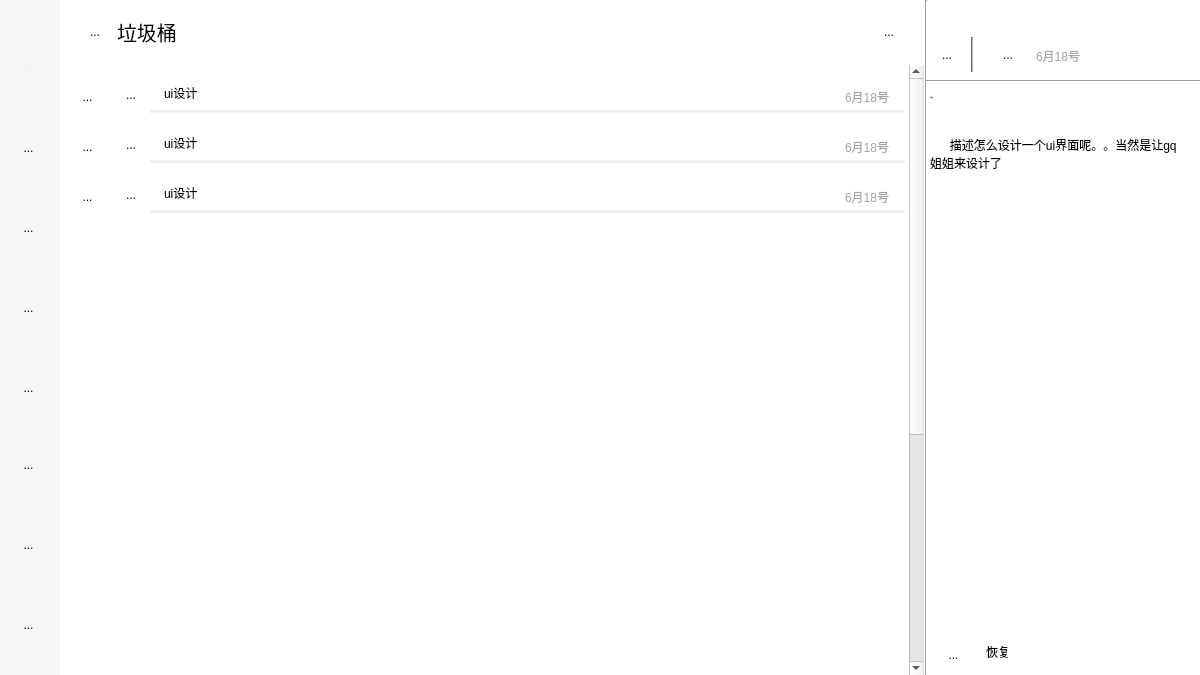
The window that DailyManagement/dustbinPage.ui (YuJieROOT/DailyManagement) describes before a commit, drawn with Qt 5.
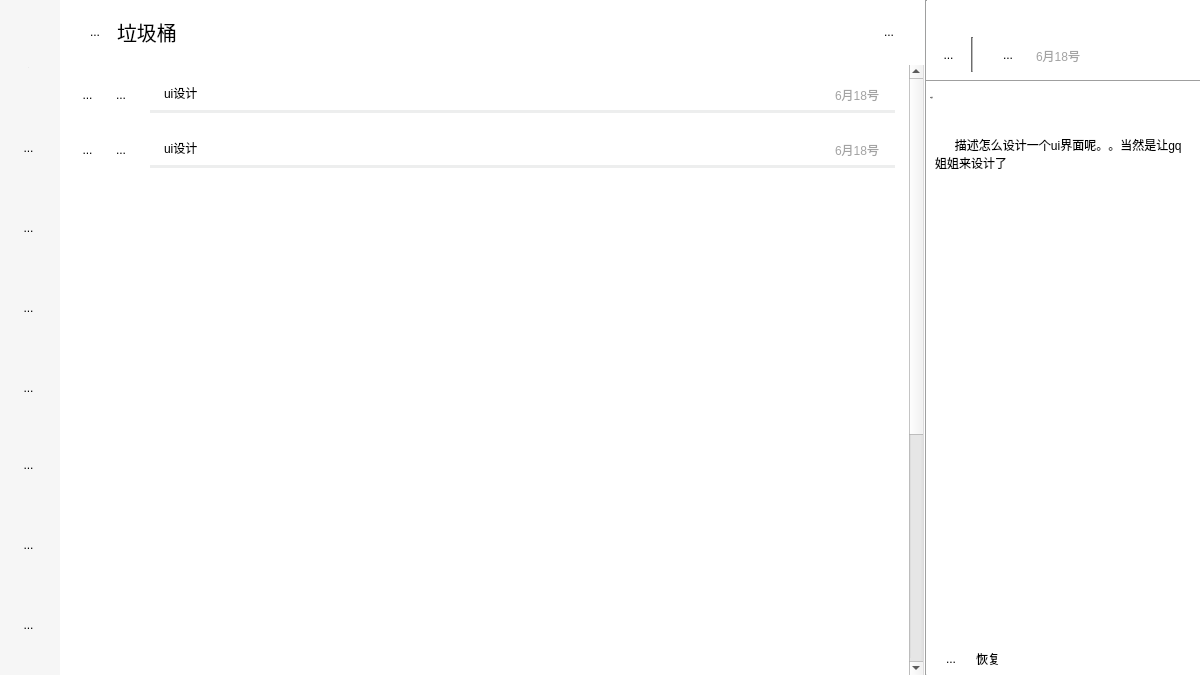
The same window after the commit. Icons and pictures are not drawn.

Diff of the .ui file:
```diff
--- a/DailyManagement/dustbinPage.ui
+++ b/DailyManagement/dustbinPage.ui
@@ -221,7 +221,7 @@
         <property name="geometry">
          <rect>
           <x>10</x>
-          <y>17</y>
+          <y>15</y>
           <width>15</width>
           <height>20</height>
          </rect>
@@ -247,9 +247,9 @@
         <property name="geometry">
          <rect>
           <x>40</x>
-          <y>4</y>
-          <width>42</width>
-          <height>42</height>
+          <y>14</y>
+          <width>22</width>
+          <height>22</height>
          </rect>
         </property>
         <property name="styleSheet">
@@ -297,7 +297,7 @@
          <rect>
           <x>80</x>
           <y>40</y>
-          <width>755</width>
+          <width>745</width>
           <height>3</height>
          </rect>
         </property>
@@ -312,9 +312,9 @@
        <widget class="QLabel" name="dustbin_bar_date">
         <property name="geometry">
          <rect>
-          <x>775</x>
-          <y>17</y>
-          <width>50</width>
+          <x>765</x>
+          <y>15</y>
+          <width>70</width>
           <height>20</height>
          </rect>
         </property>
@@ -332,7 +332,7 @@
        <property name="geometry">
         <rect>
          <x>10</x>
-         <y>55</y>
+         <y>60</y>
          <width>835</width>
          <height>50</height>
         </rect>
@@ -344,7 +344,7 @@
         <property name="geometry">
          <rect>
           <x>10</x>
-          <y>17</y>
+          <y>15</y>
           <width>15</width>
           <height>20</height>
          </rect>
@@ -370,9 +370,9 @@
         <property name="geometry">
          <rect>
           <x>40</x>
-          <y>4</y>
-          <width>42</width>
-          <height>42</height>
+          <y>14</y>
+          <width>22</width>
+          <height>22</height>
          </rect>
         </property>
         <property name="styleSheet">
@@ -420,7 +420,7 @@
          <rect>
           <x>80</x>
           <y>40</y>
-          <width>755</width>
+          <width>745</width>
           <height>3</height>
          </rect>
         </property>
@@ -435,132 +435,9 @@
        <widget class="QLabel" name="dustbin_bar_date_2">
         <property name="geometry">
          <rect>
-          <x>775</x>
-          <y>17</y>
-          <width>50</width>
-          <height>20</height>
-         </rect>
-        </property>
-        <property name="styleSheet">
-         <string notr="true">color: rgb(163, 163, 163);
-background-color: rgba(255, 255, 255, 0);
-font: 10pt &quot;Microsoft YaHei&quot;;</string>
-        </property>
-        <property name="text">
-         <string>6月18号</string>
-        </property>
-       </widget>
-      </widget>
-      <widget class="QWidget" name="dustbin_bar_3" native="true">
-       <property name="geometry">
-        <rect>
-         <x>10</x>
-         <y>105</y>
-         <width>835</width>
-         <height>50</height>
-        </rect>
-       </property>
-       <property name="styleSheet">
-        <string notr="true">border-radius:10px</string>
-       </property>
-       <widget class="QToolButton" name="dustbin_bar_pushbutton_3">
-        <property name="geometry">
-         <rect>
-          <x>10</x>
-          <y>17</y>
-          <width>15</width>
-          <height>20</height>
-         </rect>
-        </property>
-        <property name="styleSheet">
-         <string notr="true">background-color: rgba(255, 255, 255, 0);</string>
-        </property>
-        <property name="text">
-         <string>...</string>
-        </property>
-        <property name="icon">
-         <iconset resource="rsc.qrc">
-          <normaloff>:/icon/push_off.png</normaloff>:/icon/push_off.png</iconset>
-        </property>
-        <property name="iconSize">
-         <size>
-          <width>15</width>
-          <height>15</height>
-         </size>
-        </property>
-       </widget>
-       <widget class="QToolButton" name="dustbin_bar_pane_off_3">
-        <property name="geometry">
-         <rect>
-          <x>40</x>
-          <y>4</y>
-          <width>42</width>
-          <height>42</height>
-         </rect>
-        </property>
-        <property name="styleSheet">
-         <string notr="true">background-color: rgba(255, 255, 255, 0);</string>
-        </property>
-        <property name="text">
-         <string>...</string>
-        </property>
-        <property name="icon">
-         <iconset resource="rsc.qrc">
-          <normaloff>:/icon/pane_off.png</normaloff>:/icon/pane_off.png</iconset>
-        </property>
-        <property name="iconSize">
-         <size>
-          <width>42</width>
-          <height>42</height>
-         </size>
-        </property>
-        <property name="autoRaise">
-         <bool>true</bool>
-        </property>
-       </widget>
-       <widget class="QPlainTextEdit" name="dustbin_bar_plainTextEdit_3">
-        <property name="geometry">
-         <rect>
-          <x>90</x>
-          <y>10</y>
-          <width>510</width>
-          <height>30</height>
-         </rect>
-        </property>
-        <property name="styleSheet">
-         <string notr="true">background-color: rgba(255, 255, 255, 0);
-font: 12pt &quot;Microsoft YaHei&quot;;</string>
-        </property>
-        <property name="verticalScrollBarPolicy">
-         <enum>Qt::ScrollBarAlwaysOff</enum>
-        </property>
-        <property name="plainText">
-         <string>ui设计</string>
-        </property>
-       </widget>
-       <widget class="Line" name="dustbin_bar_line_3">
-        <property name="geometry">
-         <rect>
-          <x>80</x>
-          <y>40</y>
-          <width>755</width>
-          <height>3</height>
-         </rect>
-        </property>
-        <property name="styleSheet">
-         <string notr="true">color: rgb(237, 238, 238);
-background-color: rgb(237, 238, 238);</string>
-        </property>
-        <property name="orientation">
-         <enum>Qt::Horizontal</enum>
-        </property>
-       </widget>
-       <widget class="QLabel" name="dustbin_bar_date_3">
-        <property name="geometry">
-         <rect>
-          <x>775</x>
-          <y>17</y>
-          <width>50</width>
+          <x>765</x>
+          <y>15</y>
+          <width>70</width>
           <height>20</height>
          </rect>
         </property>
@@ -623,10 +500,10 @@
       <widget class="QToolButton" name="deadline_pane_off">
        <property name="geometry">
         <rect>
-         <x>0</x>
-         <y>4</y>
-         <width>42</width>
-         <height>42</height>
+         <x>10</x>
+         <y>12</y>
+         <width>25</width>
+         <height>25</height>
         </rect>
        </property>
        <property name="styleSheet">
@@ -764,10 +641,10 @@
      <widget class="QPlainTextEdit" name="detial">
       <property name="geometry">
        <rect>
-        <x>0</x>
+        <x>5</x>
         <y>50</y>
         <width>261</width>
-        <height>131</height>
+        <height>491</height>
        </rect>
       </property>
       <property name="focusPolicy">
@@ -791,18 +668,18 @@
       <property name="geometry">
        <rect>
         <x>0</x>
-        <y>550</y>
-        <width>121</width>
-        <height>45</height>
+        <y>554</y>
+        <width>101</width>
+        <height>41</height>
        </rect>
       </property>
       <widget class="QToolButton" name="add_text">
        <property name="geometry">
         <rect>
          <x>10</x>
-         <y>5</y>
-         <width>35</width>
-         <height>35</height>
+         <y>8</y>
+         <width>30</width>
+         <height>30</height>
         </rect>
        </property>
        <property name="styleSheet">
@@ -828,8 +705,8 @@
       <widget class="QLabel" name="add">
        <property name="geometry">
         <rect>
-         <x>60</x>
-         <y>10</y>
+         <x>50</x>
+         <y>13</y>
          <width>41</width>
          <height>20</height>
         </rect>
```
Left out of the diff: 28 changed lines with no effect on the pictures.
